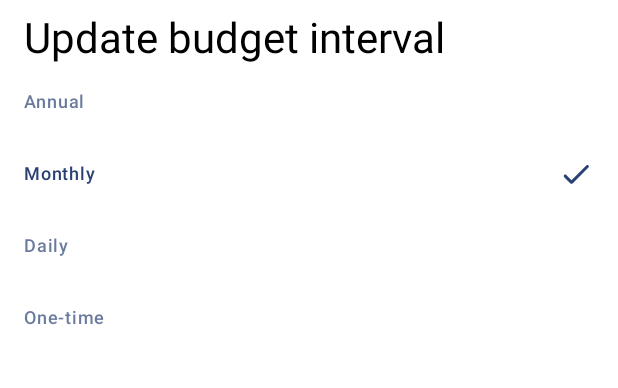
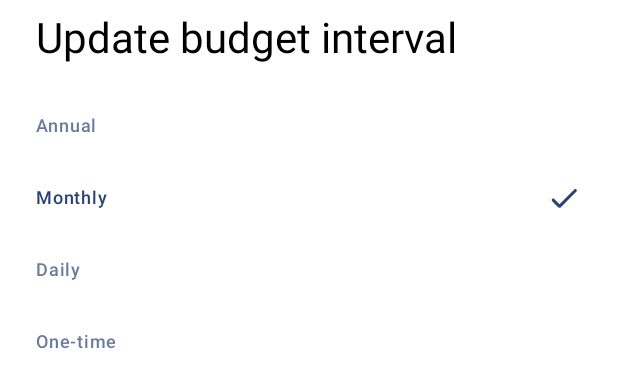
Before and after one commit to dominikgold/composed-budgets, an Android app built with Jetpack Compose: the @Preview function ChangeBudgetIntervalBottomSheetPreview, on a phone screen of 412 x 824 dp. Shown: the top 388 px of the screen. Run offline under Robolectric (Android 15) with nearby library versions, the phone set to English and light mode, and no system bars.

```diff
--- a/app/src/main/java/com/dominikgold/composedbudgets/features/budgets/ChangeBudgetIntervalBottomSheetUi.kt
+++ b/app/src/main/java/com/dominikgold/composedbudgets/features/budgets/ChangeBudgetIntervalBottomSheetUi.kt
@@ -5,6 +5,7 @@ import androidx.compose.foundation.layout.PaddingValues
 import androidx.compose.foundation.layout.Spacer
 import androidx.compose.foundation.layout.fillMaxWidth
 import androidx.compose.foundation.layout.height
+import androidx.compose.foundation.layout.navigationBarsPadding
 import androidx.compose.foundation.layout.padding
 import androidx.compose.material.icons.Icons
 import androidx.compose.material.icons.rounded.Check
@@ -28,13 +29,18 @@ data class ChangeBudgetIntervalBottomSheetData(val selectedInterval: BudgetInter
 
 @Composable
 fun ChangeBudgetIntervalBottomSheetUi(data: ChangeBudgetIntervalBottomSheetData, onIntervalSelected: (BudgetInterval) -> Unit) {
-    Column(Modifier.padding(vertical = 8.dp)) {
-        val horizontalPadding = 16.dp
+    Column(
+        Modifier
+            .padding(vertical = 8.dp)
+            .navigationBarsPadding()
+    ) {
+        val horizontalPadding = 24.dp
         Text(
             modifier = Modifier.padding(horizontal = horizontalPadding),
             text = stringResource(id = R.string.change_budget_interval_sheet_title),
             style = MaterialTheme.typography.headlineMedium,
         )
+        Spacer(modifier = Modifier.height(16.dp))
         BudgetIntervalButton(
             interval = BudgetInterval.Annually,
             isSelected = data.selectedInterval == BudgetInterval.Annually,
```
Also changed, not shown: app/src/main/java/com/dominikgold/composedbudgets/domain/entities/BudgetInterval.kt (+10 -1 lines), app/src/main/java/com/dominikgold/composedbudgets/features/budgets/EditBudgetScreen.kt (+21 -4 lines).
